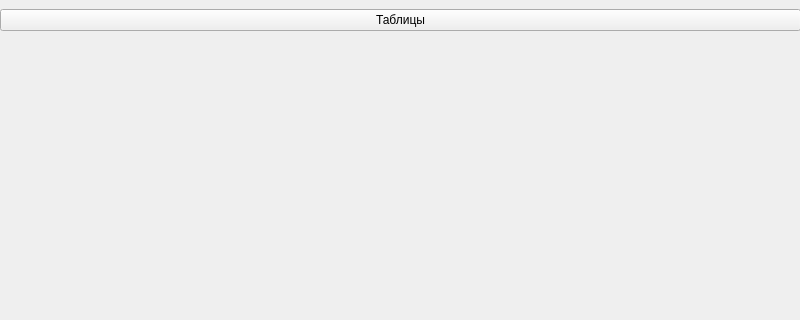
Above: src/DB/GUI/mainwindow.ui from HappyNano/DB-spbstu before the change; both pictures show x 0 to 800 and y 0 to 320 of the 800 by 600 pixel window. Below: the same form after it.
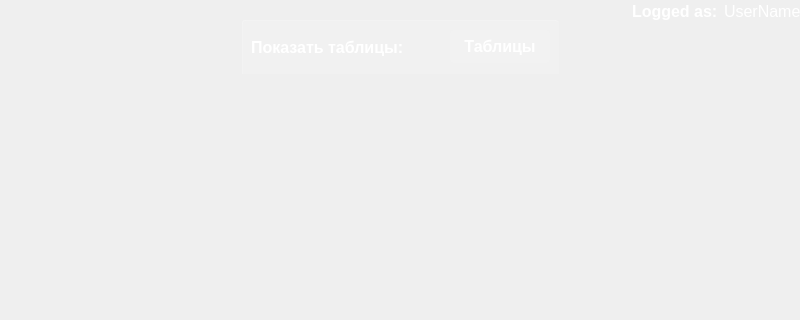
That is the form after the change.

Commit message: Added Errors. Added login/register dialog. Added styles

What changed in the file:
```diff
--- a/src/DB/GUI/mainwindow.ui
+++ b/src/DB/GUI/mainwindow.ui
@@ -2,6 +2,9 @@
 <ui version="4.0">
  <class>MainWindow</class>
  <widget class="QMainWindow" name="MainWindow">
+  <property name="enabled">
+   <bool>true</bool>
+  </property>
   <property name="geometry">
    <rect>
     <x>0</x>
@@ -13,21 +16,192 @@
   <property name="windowTitle">
    <string>MainWindow</string>
   </property>
+  <property name="styleSheet">
+   <string notr="true">
+#MainWindow {
+position:absolute;
+  top:0;
+  right:0;
+  bottom:0;
+  left:0;
+
+
+background: qradialgradient(cx:0.3, cy:0.86, radius:1, fx:0.3, fy:0.86, stop:0 rgba(255,255,255,0.03), stop:0.08 rgba(255,255,255,0.03), stop:0.08 transparent, stop:0.92 transparent), 
+              qradialgradient(cx:0.55, cy:1, radius:1, fx:0.55, fy:1, stop:0 rgba(255,255,255,0.03), stop:0.08 rgba(255,255,255,0.03), stop:0.08 transparent, stop:0.92 transparent), 
+              qradialgradient(cx:0.4, cy:0.75, radius:1, fx:0.4, fy:0.75, stop:0 rgba(255,255,255,0.03), stop:0.06 rgba(255,255,255,0.03), stop:0.06 transparent, stop:0.94 transparent), 
+              qradialgradient(cx:0.07, cy:0.99, radius:1, fx:0.07, fy:0.99, stop:0 rgba(255,255,255,0.03), stop:0.06 rgba(255,255,255,0.03), stop:0.06 transparent, stop:0.94 transparent), 
+              qradialgradient(cx:0.69, cy:0.76, radius:1, fx:0.69, fy:0.76, stop:0 rgba(255,255,255,0.03), stop:0.06 rgba(255,255,255,0.03), stop:0.06 transparent, stop:0.94 transparent), 
+              qradialgradient(cx:0.02, cy:0.35, radius:1, fx:0.02, fy:0.35, stop:0 rgba(255,255,255,0.03), stop:0.06 rgba(255,255,255,0.03), stop:0.06 transparent, stop:0.94 transparent), 
+              qradialgradient(cx:0.14, cy:0.48, radius:1, fx:0.14, fy:0.48, stop:0 rgba(255,255,255,0.03), stop:0.06 rgba(255,255,255,0.03), stop:0.06 transparent, stop:0.94 transparent), 
+              qradialgradient(cx:0.28, cy:0.87, radius:1, fx:0.28, fy:0.87, stop:0 rgba(255,255,255,0.04), stop:0.04 rgba(255,255,255,0.04), stop:0.04 transparent, stop:0.96 transparent), 
+              qradialgradient(cx:0.65, cy:0.14, radius:1, fx:0.65, fy:0.14, stop:0 rgba(255,255,255,0.04), stop:0.04 rgba(255,255,255,0.04), stop:0.04 transparent, stop:0.96 transparent), 
+              qradialgradient(cx:0.51, cy:0.36, radius:1, fx:0.51, fy:0.36, stop:0 rgba(255,255,255,0.04), stop:0.04 rgba(255,255,255,0.04), stop:0.04 transparent, stop:0.96 transparent), 
+              qradialgradient(cx:0.06, cy:0.93, radius:1, fx:0.06, fy:0.93, stop:0 rgba(255,255,255,0.04), stop:0.04 rgba(255,255,255,0.04), stop:0.04 transparent, stop:0.96 transparent), 
+              qlineargradient(x1:0, y1:0, x2:1, y2:1, stop:0 rgb(23, 233, 173), stop:1 rgb(29, 24, 208));
+}</string>
+  </property>
   <widget class="QWidget" name="centralwidget">
+   <property name="enabled">
+    <bool>false</bool>
+   </property>
    <widget class="QWidget" name="horizontalLayoutWidget">
     <property name="geometry">
      <rect>
       <x>0</x>
-      <y>0</y>
+      <y>20</y>
       <width>801</width>
-      <height>41</height>
+      <height>54</height>
      </rect>
     </property>
     <layout class="QHBoxLayout" name="horizontalLayout">
      <item>
-      <widget class="QPushButton" name="showTablesButton">
+      <spacer name="horizontalSpacer_2">
+       <property name="orientation">
+        <enum>Qt::Horizontal</enum>
+       </property>
+       <property name="sizeHint" stdset="0">
+        <size>
+         <width>40</width>
+         <height>20</height>
+        </size>
+       </property>
+      </spacer>
+     </item>
+     <item>
+      <widget class="QWidget" name="horizontalWidget_3" native="true">
+       <property name="styleSheet">
+        <string notr="true">#horizontalWidget_3 {margin-top: 0px;
+  border-top-left-radius: 3px;
+  border-top-right-radius: 3px;
+    color:#fff;
+    padding:15px;
+    text-align:center;
+background: rgba(255,255,255,0.15);
+    border-top: 1px solid rgba(255,255,255,0.2);
+    border-left: 1px solid rgba(255,255,255,0.2);}</string>
+       </property>
+       <layout class="QHBoxLayout" name="horizontalLayout_3">
+        <item>
+         <widget class="QLabel" name="label">
+          <property name="font">
+           <font>
+            <pointsize>12</pointsize>
+            <weight>75</weight>
+            <bold>true</bold>
+           </font>
+          </property>
+          <property name="styleSheet">
+           <string notr="true">color: white;</string>
+          </property>
+          <property name="text">
+           <string>Показать таблицы:</string>
+          </property>
+         </widget>
+        </item>
+        <item>
+         <spacer name="horizontalSpacer_4">
+          <property name="orientation">
+           <enum>Qt::Horizontal</enum>
+          </property>
+          <property name="sizeHint" stdset="0">
+           <size>
+            <width>40</width>
+            <height>20</height>
+           </size>
+          </property>
+         </spacer>
+        </item>
+        <item>
+         <widget class="QPushButton" name="showTablesButton">
+          <property name="font">
+           <font>
+            <pointsize>12</pointsize>
+            <weight>75</weight>
+            <bold>true</bold>
+           </font>
+          </property>
+          <property name="styleSheet">
+           <string notr="true">background-color: rgba(255, 255, 255, 0.1);
+border: none;
+border-radius: 5px;
+padding: 7px 14px;
+color: white;</string>
+          </property>
+          <property name="text">
+           <string>Таблицы</string>
+          </property>
+         </widget>
+        </item>
+       </layout>
+      </widget>
+     </item>
+     <item>
+      <spacer name="horizontalSpacer_3">
+       <property name="orientation">
+        <enum>Qt::Horizontal</enum>
+       </property>
+       <property name="sizeHint" stdset="0">
+        <size>
+         <width>40</width>
+         <height>20</height>
+        </size>
+       </property>
+      </spacer>
+     </item>
+    </layout>
+   </widget>
+   <widget class="QWidget" name="horizontalLayoutWidget_2">
+    <property name="geometry">
+     <rect>
+      <x>0</x>
+      <y>0</y>
+      <width>801</width>
+      <height>22</height>
+     </rect>
+    </property>
+    <layout class="QHBoxLayout" name="horizontalLayout_2">
+     <item>
+      <spacer name="horizontalSpacer">
+       <property name="orientation">
+        <enum>Qt::Horizontal</enum>
+       </property>
+       <property name="sizeHint" stdset="0">
+        <size>
+         <width>40</width>
+         <height>20</height>
+        </size>
+       </property>
+      </spacer>
+     </item>
+     <item>
+      <widget class="QLabel" name="label_2">
+       <property name="font">
+        <font>
+         <pointsize>12</pointsize>
+         <weight>75</weight>
+         <bold>true</bold>
+        </font>
+       </property>
+       <property name="styleSheet">
+        <string notr="true">color: white;</string>
+       </property>
        <property name="text">
-        <string>Таблицы</string>
+        <string>Logged as:</string>
+       </property>
+      </widget>
+     </item>
+     <item>
+      <widget class="QLabel" name="username_label">
+       <property name="font">
+        <font>
+         <pointsize>12</pointsize>
+        </font>
+       </property>
+       <property name="styleSheet">
+        <string notr="true">color: white;</string>
+       </property>
+       <property name="text">
+        <string>UserName</string>
        </property>
       </widget>
      </item>
```
The commit also changes 19 other files.
